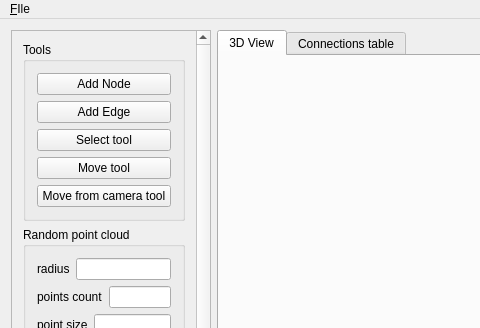
This is mainwindow.ui in Silobrlst/qtIrrlicht4 as Qt 5 draws it before an edit; both pictures show x 0 to 480 and y 0 to 328 of the 1306 by 602 pixel window. The edited form follows.
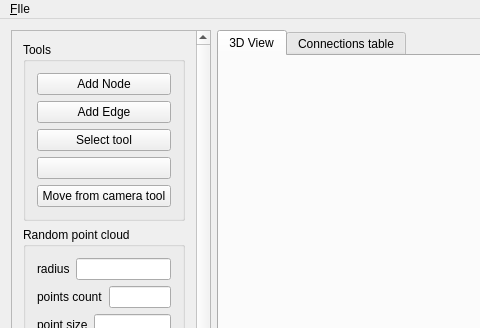
This is the edited form. Custom widgets are drawn as their Qt base class.

Diff of the .ui file:
```diff
--- a/mainwindow.ui
+++ b/mainwindow.ui
@@ -75,7 +75,7 @@
            <item>
             <widget class="QPushButton" name="moveTool">
              <property name="text">
-              <string>Move tool</string>
+              <string/>
              </property>
             </widget>
            </item>
```
